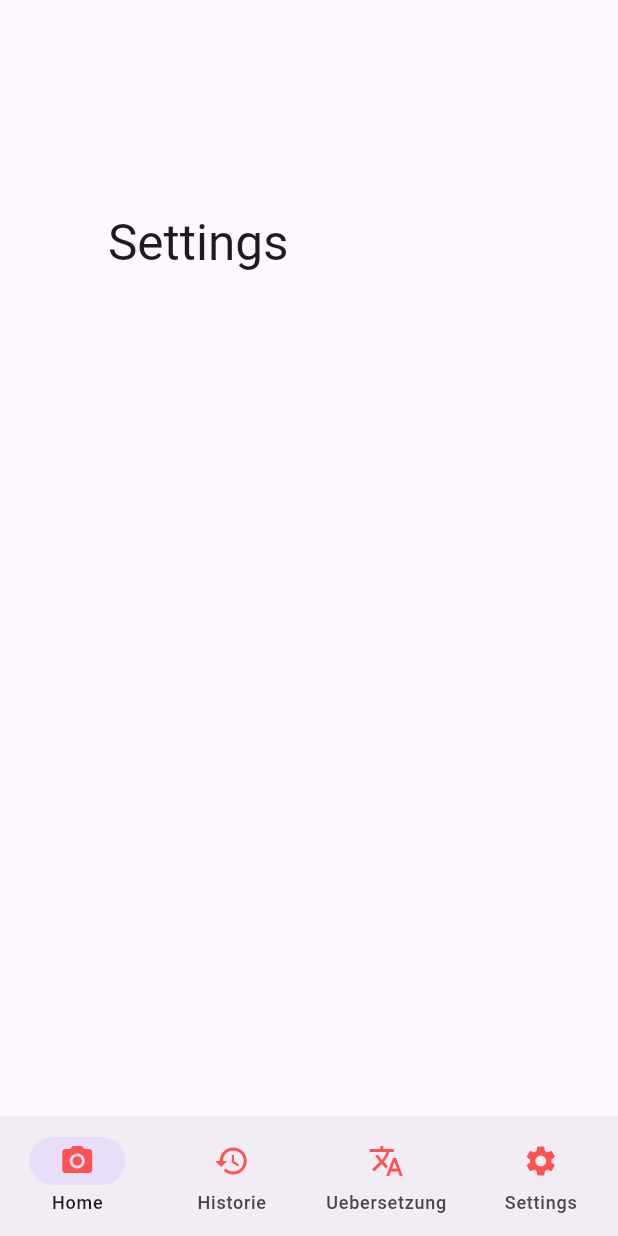
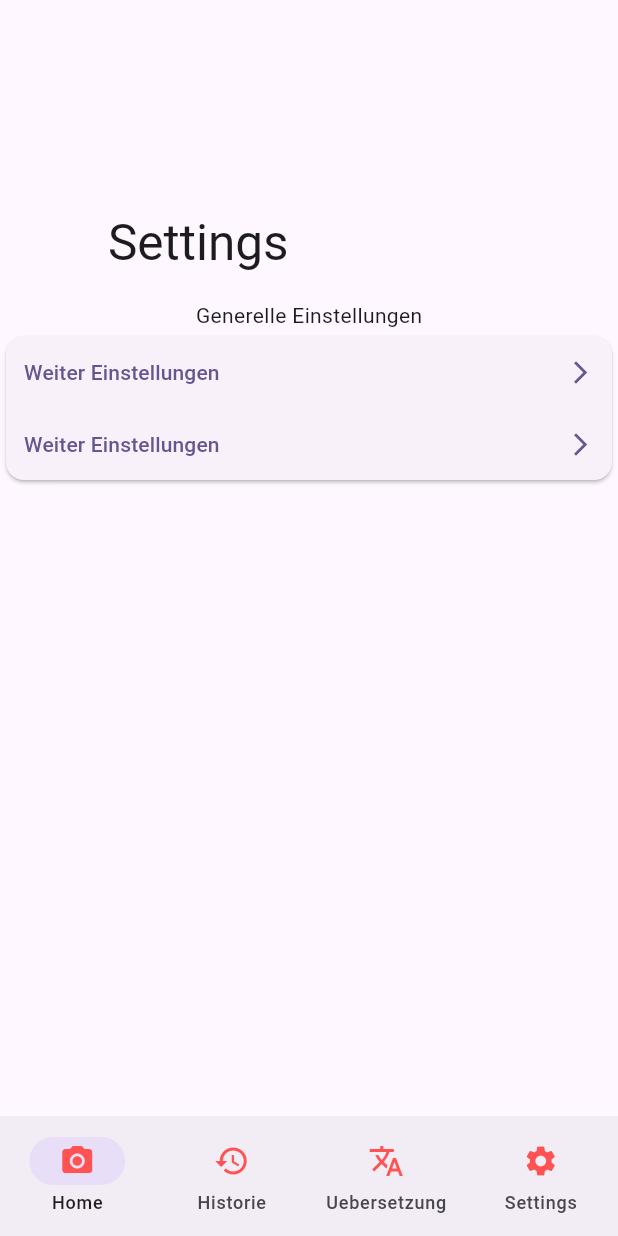
Before and after one commit to SergioChan96/ScriptSense, a Flutter app: the Settings screen opened directly, on a phone screen of 412 x 824 dp. Run offline on Flutter 3.47's test engine with Material 3 defaults, Android fonts, the phone set to English and light mode, and no system bars; missing offline and left inert: dart:ffi, opencv_dart.

Commit message:
added translate page and settings

```diff
--- a/lib/components/bottom_nav_bar.dart
+++ b/lib/components/bottom_nav_bar.dart
@@ -1,6 +1,8 @@
 import 'package:chinese_ocr/history_page.dart';
 import 'package:chinese_ocr/main.dart';
 import 'package:flutter/material.dart';
+
+import '../settings_page.dart';
 
 class BottomNavBar extends NavigationBar{
   static const Color color = Colors.redAccent;
--- a/lib/settings_page.dart
+++ b/lib/settings_page.dart
@@ -23,7 +23,41 @@ class _Settings extends State<Settings> {
             )
           ];
         },
-        body: ListView()
+        body: Column(
+          children: [
+            Text("Generelle Einstellungen"),
+            Card(
+              child: Column(
+                children: [
+                  TextButton(
+                      onPressed: () {
+
+                      },
+                      child: Row(
+                        children: [
+                          Text("Weiter Einstellungen"),
+                          Spacer(),
+                          Icon(Icons.arrow_forward_ios)
+                        ],
+                      )
+                  ),
+                  TextButton(
+                      onPressed: () {
+
+                      },
+                      child: Row(
+                        children: [
+                          Text("Weiter Einstellungen"),
+                          Spacer(),
+                          Icon(Icons.arrow_forward_ios)
+                        ],
+                      )
+                  ),
+                ],
+              ),
+            ),
+          ],
+        )
       ),
       bottomNavigationBar: BottomNavBar(
         currentIndex: 3, context: context,
```
Also changed, not shown: lib/translation_page.dart (+53 -1 lines).
